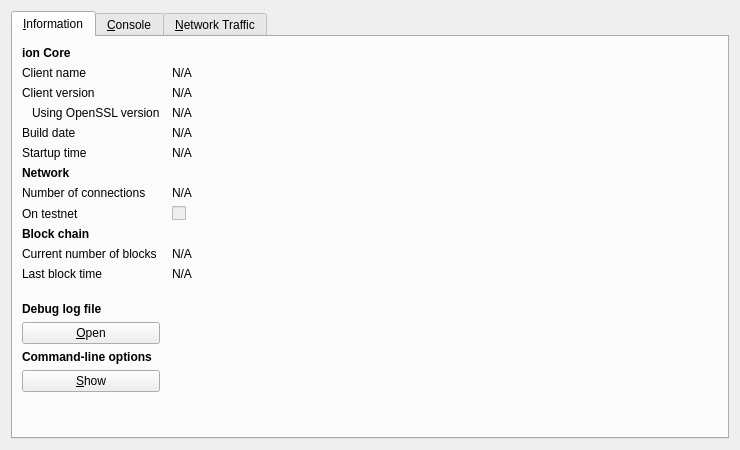
This is src/qt/forms/rpcconsole.ui in sherlockcoin/ion as Qt 5 draws it before an edit. The edited form follows.
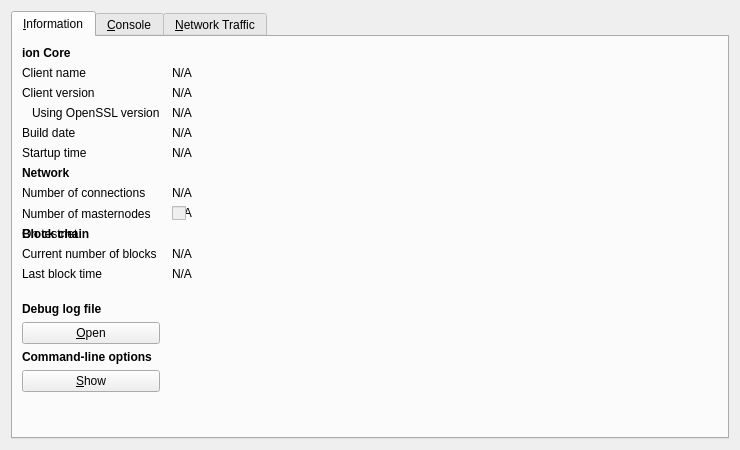
This is the edited form. The open tabs and pages were chosen to show the change. Icons and pictures are not drawn. Custom widgets are drawn as their Qt base class.

Commit message: #1 Masternodes Updated #1.1 Masternodes Sortable Updated #2 Wallet Lock & Encryption Fix #3 Windows Tab Removed

What changed in the file:
```diff
--- a/src/qt/forms/rpcconsole.ui
+++ b/src/qt/forms/rpcconsole.ui
@@ -195,6 +195,29 @@
         </widget>
        </item>
        <item row="8" column="0">
+        <widget class="QLabel" name="label_15">
+         <property name="text">
+          <string>Number of masternodes</string>
+         </property>
+        </widget>
+       </item>
+       <item row="8" column="1">
+        <widget class="QLabel" name="masternodeCount">
+         <property name="cursor">
+          <cursorShape>IBeamCursor</cursorShape>
+         </property>
+         <property name="text">
+          <string>N/A</string>
+         </property>
+         <property name="textFormat">
+          <enum>Qt::PlainText</enum>
+         </property>
+         <property name="textInteractionFlags">
+          <set>Qt::LinksAccessibleByMouse|Qt::TextSelectableByKeyboard|Qt::TextSelectableByMouse</set>
+         </property>
+        </widget>
+       </item>
+       <item row="9" column="0">
         <widget class="QLabel" name="label_8">
          <property name="text">
           <string>On testnet</string>
```
The commit also changes 60 other files.
